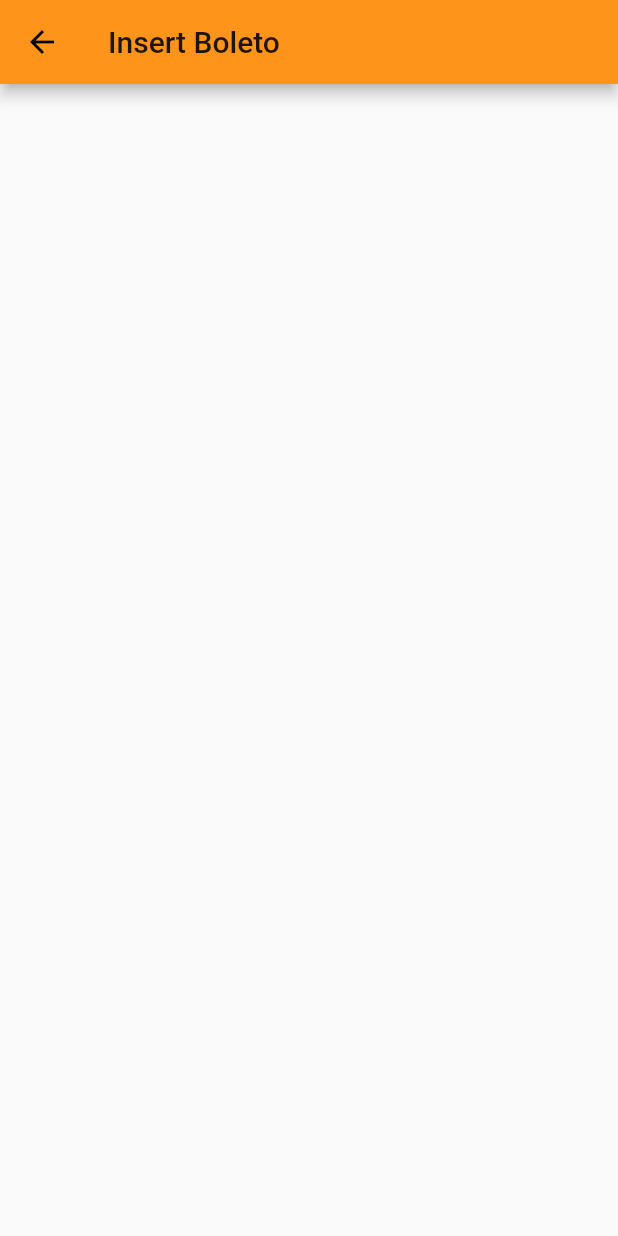
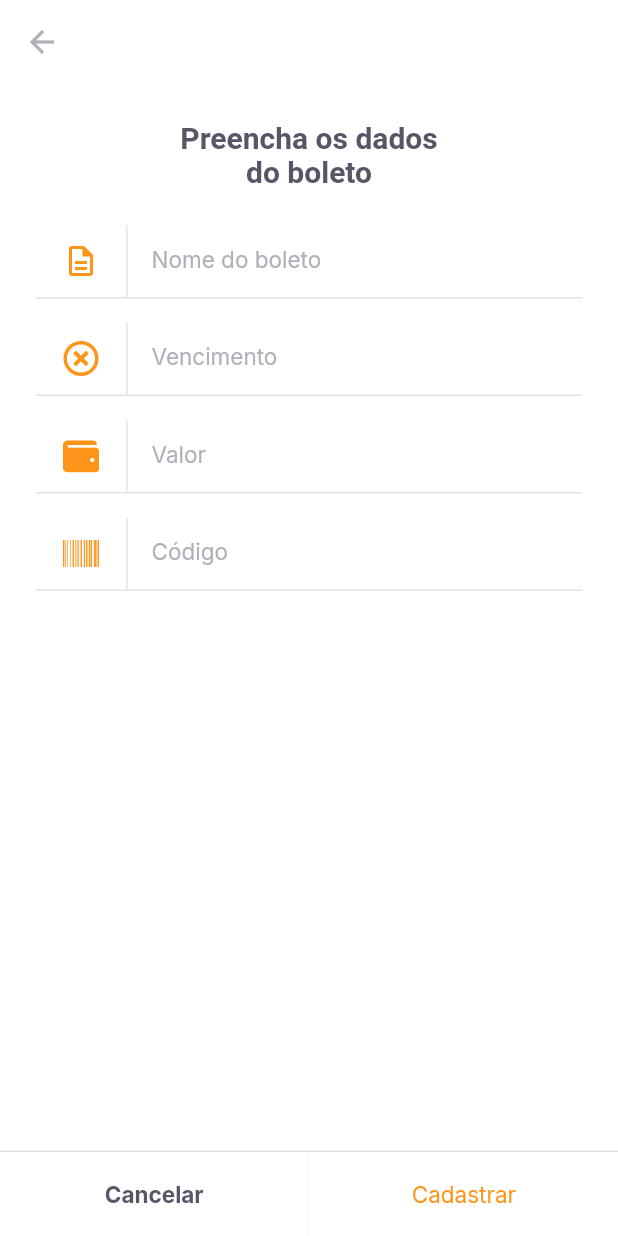
Before and after one commit to CadisRaziel/NlwFlutter, a Flutter app: the InsertBoletoPage screen opened by its route, on a phone screen of 412 x 824 dp. Run offline on Flutter 3.47's test engine with Material 2 defaults, Android fonts, the phone set to English and light mode, and no system bars; our stand-ins replace camera, firebase_core, font_awesome_flutter, google_fonts, google_sign_in, image_picker and 1 more; missing offline and left inert: google_ml_kit; accounts and stored records are empty.

Commit message:
construindo pagina de inserir boleto

```diff
--- a/lib/core/App_widget.dart
+++ b/lib/core/App_widget.dart
@@ -2,7 +2,7 @@ import 'package:flutter/material.dart';
 import 'package:flutter/services.dart';
 import 'package:payflow/modules/barcode_scaneer/barcode_scanner_page.dart';
 import 'package:payflow/modules/home/home_page.dart';
-import 'package:payflow/modules/insert_boleto/boleto_de_mentira.dart';
+import 'package:payflow/modules/insert_boleto/insert_boleto.dart';
 import 'package:payflow/modules/login/login_page.dart';
 import 'package:payflow/modules/splash/spash_page.dart';
 import 'package:payflow/shared/themes/app_colors.dart';
--- a/lib/modules/home/home_page.dart
+++ b/lib/modules/home/home_page.dart
@@ -68,7 +68,8 @@ class _HomePageState extends State<HomePage> {
             ),
             GestureDetector(
               onTap: () {
-                Navigator.pushNamed(context, "/barcode_scanner");
+                // Navigator.pushNamed(context, "/barcode_scanner");
+                Navigator.pushNamed(context, "/insert_boleto");
               },
               child: Container(
                 height: 56,
--- a/lib/modules/insert_boleto/boleto_de_mentira.dart
+++ /dev/null
@@ -1,14 +0,0 @@
-import 'package:flutter/material.dart';
-
-class InsertBoletoPage extends StatelessWidget {
-  const InsertBoletoPage({ Key? key }) : super(key: key);
-
-  @override
-  Widget build(BuildContext context) {
-    return Scaffold(
-      appBar: AppBar(
-        title: Text("Insert Boleto"),
-      ),
-    );
-  }
-}
--- /dev/null
+++ b/lib/modules/insert_boleto/insert_boleto.dart
@@ -0,0 +1,73 @@
+import 'package:flutter/material.dart';
+import 'package:font_awesome_flutter/font_awesome_flutter.dart';
+import 'package:payflow/shared/themes/app_colors.dart';
+import 'package:payflow/shared/themes/app_text_style.dart';
+import 'package:payflow/shared/widgets/BottonNAV_Widget_buttons_scannerPage/set_label_buttons.dart';
+import 'package:payflow/shared/widgets/input_text/input_text_widget.dart';
+
+class InsertBoletoPage extends StatefulWidget {
+  const InsertBoletoPage({ Key? key }) : super(key: key);
+
+  @override
+  _InsertBoletoPageState createState() => _InsertBoletoPageState();
+}
+
+class _InsertBoletoPageState extends State<InsertBoletoPage> {
+  @override
+  Widget build(BuildContext context) {
+    return Scaffold(
+      backgroundColor: AppColors.background,
+      appBar: AppBar(
+        backgroundColor: AppColors.background,
+
+        ///Elevation = isso é muito maneiro, sabe aquela linha abaixo do appBar? com o elevation conseguimos tirar
+        elevation: 0,
+        leading: BackButton(
+          color: AppColors.input,
+        ),
+
+      ),
+      body: Padding(
+        padding: const EdgeInsets.symmetric(horizontal: 24),
+        child: Column(
+          crossAxisAlignment: CrossAxisAlignment.center,
+          children: [
+            Padding(
+              padding: const EdgeInsets.symmetric(horizontal: 93, vertical: 24),
+              child: Text('Preencha os dados do boleto', style: TextStyles.titleBoldHeading, textAlign: TextAlign.center,),
+            ),
+            InputTextWidget(
+              label: 'Nome do boleto',
+              icon: Icons.description_outlined,
+              onChanged: (value){},
+            ),
+            InputTextWidget(
+              label: 'Vencimento',
+              icon: FontAwesomeIcons.timesCircle,
+              onChanged: (value){},
+            ),
+            InputTextWidget(
+              label: 'Valor',
+              icon: FontAwesomeIcons.wallet,
+              onChanged: (value){},
+            ),
+            InputTextWidget(
+              label: 'Código',
+              icon: FontAwesomeIcons.barcode,
+              onChanged: (value){},
+            ),
+          ],
+        ),
+      ),
+      bottomNavigationBar: SetLabelButtons(
+        primaryLabel: 'Cancelar',
+        primaryOnPressed: (){
+          Navigator.pop(context);
+        },
+        enableSecundaryColor: true,
+        secundaryLabel: 'Cadastrar',
+        secundaryOnPressed: (){}
+        ),
+    );
+  }
+}
--- a/lib/shared/themes/app_colors.dart
+++ b/lib/shared/themes/app_colors.dart
@@ -9,4 +9,5 @@ class AppColors {
   static final stroke = Color(0xFFE3E3E6);
   static final shape = Color(0xFFFAFAFC);
   static final background = Color(0xFFFFFFFF);
+  static final input = Color(0xFFB1B0B8);
 }
--- a/lib/shared/themes/app_text_style.dart
+++ b/lib/shared/themes/app_text_style.dart
@@ -48,6 +48,11 @@ class TextStyles {
     fontSize: 15,
     fontWeight: FontWeight.w400,
     color: AppColors.heading,
+  );
+  static final input = GoogleFonts.inter(
+    fontSize: 15,
+    fontWeight: FontWeight.w400,
+    color: AppColors.input,
   );
   static final buttonGray = GoogleFonts.inter(
     fontSize: 15,
--- a/lib/shared/widgets/BottonNAV_Widget_buttons_scannerPage/set_label_buttons.dart
+++ b/lib/shared/widgets/BottonNAV_Widget_buttons_scannerPage/set_label_buttons.dart
@@ -13,6 +13,7 @@ class SetLabelButtons extends StatelessWidget {
   final String secundaryLabel;
   final VoidCallback secundaryOnPressed;
   final bool enablePrimaryColor;
+  final bool enableSecundaryColor;
 
   const SetLabelButtons({
     Key? key,
@@ -21,13 +22,24 @@ class SetLabelButtons extends StatelessWidget {
     required this.secundaryLabel,
     required this.secundaryOnPressed,
     this.enablePrimaryColor = false,
+    this.enableSecundaryColor = false
   }) : super(key: key);
 
   @override
   Widget build(BuildContext context) {
     return Container(
-      color: AppColors.shape,
+      color: AppColors.background,
       ///Envolvemos os botões em um Container para que o DividerEntreButtonsWidget não ocupe a tela toda !!
+      height: 57,
+      child: Column(
+        mainAxisSize: MainAxisSize.min,
+        children: [
+          Divider(
+            thickness: 1,
+            height: 1,
+            color: AppColors.stroke,
+          ),
+          Container(
             height: 56,
             child: Row(
               children: [
@@ -43,6 +55,10 @@ class SetLabelButtons extends StatelessWidget {
                   child: LabelButton(
                     label: secundaryLabel,
                     onPressed: secundaryOnPressed,
+                    style: enableSecundaryColor ? TextStyles.buttonPrimary : null,
+                  ),
+                ),
+              ],
             ),
           ),
         ],
--- /dev/null
+++ b/lib/shared/widgets/input_text/input_text_widget.dart
@@ -0,0 +1,73 @@
+import 'package:flutter/material.dart';
+
+import 'package:payflow/shared/themes/app_colors.dart';
+import 'package:payflow/shared/themes/app_text_style.dart';
+
+class InputTextWidget extends StatelessWidget {
+
+  final String label;
+  final IconData icon;
+  final String? initialValue;
+  final String? Function(String?)? validator;
+  final TextEditingController? controller;
+  final void Function(String value) onChanged;
+
+  const InputTextWidget({
+    Key? key,
+    required this.label,
+    required this.icon,
+    this.initialValue,
+    this.validator,
+    this.controller,
+    required this.onChanged
+  }) : super(key: key);
+
+  @override
+  Widget build(BuildContext context) {
+    return Padding(
+      padding: const EdgeInsets.only(bottom: 16),
+      child: Column(
+        children: [
+          TextFormField(
+            initialValue: initialValue,
+            controller: controller,
+            onChanged: onChanged,
+            style: TextStyles.input,
+            decoration: InputDecoration(
+              contentPadding: EdgeInsets.zero,
+              labelText: label,
+              labelStyle: TextStyles.input,
+              icon: Row(
+                ///mainAxisSize = vai fazer com que fique aquela barra piscando para digitar
+                ///e tambem para o texto aparecer no inicio
+                mainAxisSize: MainAxisSize.min,
+                children: [
+                  Padding(
+                    padding: const EdgeInsets.symmetric(horizontal: 18),
+                    child: Icon(icon, color: AppColors.primary,),
+                  ),
+
+                  ///esse container vai ter aquela barra cinza logo depois do icone, separando icone do texto
+                  Container(
+                    width: 1,
+                    height: 48,
+                    color: AppColors.stroke,
+                  )
+                ],
+              ),
+              border: InputBorder.none,
+            ),
+          ),
+          Divider(
+            height: 1,
+            thickness: 1,
+            color: AppColors.stroke,
+          )
+        ],
+      ),
+    );
+  }
+}
+
+///TextFormField = quando usamos ele a gente tem a opção de criar um validator dentro do proprio componente do flutter
+///e com isso não precisamos tratar nada para exibir o erro
--- a/pubspec.yaml
+++ b/pubspec.yaml
@@ -23,9 +23,12 @@ environment:
 dependencies:
   flutter:
     sdk: flutter
+  animated_card: ^2.0.0
   camera: ^0.8.1+3
   cupertino_icons: ^1.0.2
   firebase_core: ^1.3.0
+  flutter_masked_text2: ^0.9.1
+  font_awesome_flutter: ^9.1.0
   google_fonts: ^2.1.0
   google_ml_kit: ^0.6.0
   google_sign_in: ^5.0.4
```
Also changed, not shown: pubspec.lock. Lines whose indentation alone changed are shown as unchanged.
